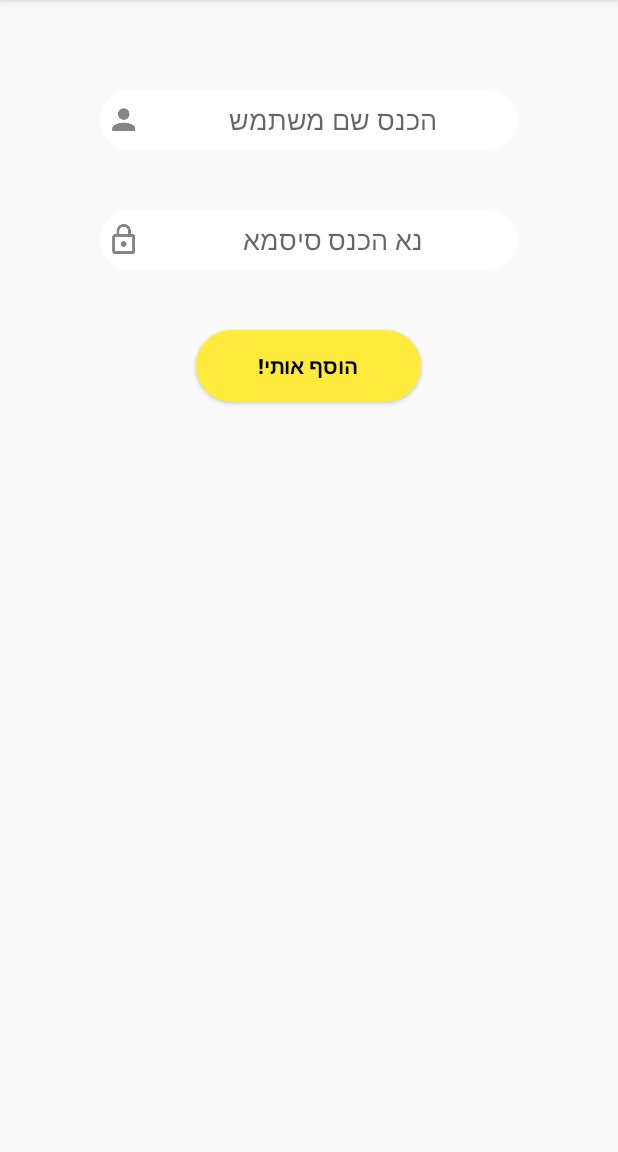
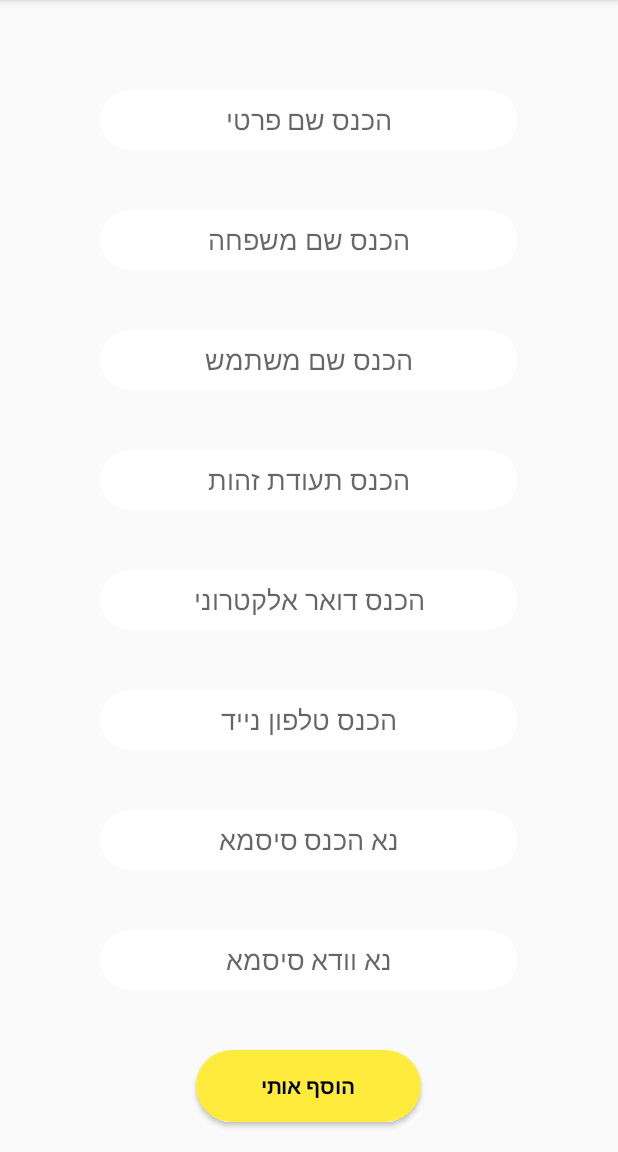
Before and after one commit to shimon8/SecondAndroidApp-master, an Android app: the screen it shows after launch (AddDriver), after a tap on "רוצה להירשם", on a phone screen of 412 x 824 dp, the part 84-1236 px from its top. Run offline under Robolectric (Android 15) with nearby library versions, the phone set to English and light mode, and no system bars.

Commit message:
תחילת עבודה על הפיירבייס, עדיין לא מזין נתונים לשרת וקורס בלחיצה על הכפתור הוספה.

```diff
--- a/app/src/main/java/com/project/secondapp/controller/controller/adapters/AddDriver.java
+++ b/app/src/main/java/com/project/secondapp/controller/controller/adapters/AddDriver.java
@@ -1,17 +1,93 @@
 package com.project.secondapp.controller.controller.adapters;
 
+import android.annotation.SuppressLint;
+import android.content.Context;
+import android.os.AsyncTask;
 import android.support.v7.app.AppCompatActivity;
 import android.os.Bundle;
+import android.view.View;
+import android.widget.Button;
+import android.widget.EditText;
+import android.widget.Toast;
 
 import com.project.secondapp.R;
+import com.project.secondapp.controller.model.backend.Backend;
+import com.project.secondapp.controller.model.backend.BackendFactory;
+import com.project.secondapp.controller.model.entities.Driver;
+
+import java.security.MessageDigest;
+import java.security.NoSuchAlgorithmException;
 
 public class AddDriver extends AppCompatActivity {
+
+    Driver driver = new Driver();
+    EditText Fname;
+    EditText Lname;
+    EditText userName;
+    EditText password;
+    EditText email;
+    EditText passwordCheck;
+    EditText id;
+    EditText phone;
+    Button enterUser;
 
     @Override
     protected void onCreate(Bundle savedInstanceState) {
         super.onCreate(savedInstanceState);
         setContentView(R.layout.activity_add_driver);
+        userName = (EditText) findViewById(R.id.userName);
+        password = (EditText) findViewById(R.id.password);
+        Fname = (EditText) findViewById(R.id.fname);
+        Lname = (EditText) findViewById(R.id.lname);
+        email = (EditText) findViewById(R.id.email);
+        phone = (EditText) findViewById(R.id.phone);
+        id = (EditText) findViewById(R.id.id);
+        passwordCheck = (EditText) findViewById(R.id.passwordcheck);
+        enterUser = (Button) findViewById(R.id.add);
+        enterUser.setOnClickListener(new View.OnClickListener() {
+            @SuppressLint("StaticFieldLeak")
+            @Override
+            public void onClick(View v) {
+                try {
+                    if (phone.getText().toString() != "" && password.getText().toString() != "" && id.getText().toString() != "" && Lname.getText().toString() != "" && Fname.getText().toString() != "" && userName.getText().toString() != "") {
+                        if (!(password.getText().toString().equals(passwordCheck.getText().toString()))) {
+                            passwordCheck.setError("סיסמא אינה תואמת");
+                            return;
+                        }
+                        driver.setEmail(email.getText().toString());
+                        driver.setPhone(phone.getText().toString());
+                        driver.setFirstName(Fname.getText().toString());
+                        driver.setLastName(Lname.getText().toString());
+                        driver.setPassword(enterUser());
+                        driver.setId(id.getText().toString());
+                        driver.setUserName(userName.getText().toString());
+                        Backend backend = BackendFactory.getBackend();
+                        //backend.addDriver(driver, getApplicationContext());
 
+                        new AsyncTask<Context, Void, Void>() {
 
+                            @Override
+                            protected Void doInBackground(Context... contexts) {
+                                backend.addDriver(driver, contexts[0]);
+                                return null;
+                            }
+                        };
+                    } else {
+                        Toast.makeText(getApplicationContext(), "פרטים חסרים, נא למלא את השדות הריקים", Toast.LENGTH_LONG).show();
+                    }
+
+                } catch (NoSuchAlgorithmException e) {
+                    e.printStackTrace();
+                }
+            }
+        });
     }
+
+    public String enterUser() throws NoSuchAlgorithmException {
+        MessageDigest digest = java.security.MessageDigest
+                .getInstance("MD5");
+        digest.update(password.getText().toString().getBytes());
+        return digest.digest().toString();
+    }
+
 }
--- a/app/src/main/java/com/project/secondapp/controller/controller/adapters/MainActivity.java
+++ b/app/src/main/java/com/project/secondapp/controller/controller/adapters/MainActivity.java
@@ -14,8 +14,7 @@ import java.security.NoSuchAlgorithmException;
 
 public class MainActivity extends AppCompatActivity {
     //region init
-    String pass;
-    String name;
+
     EditText userName;
     EditText password;
     Button newDriver;
@@ -29,33 +28,25 @@ public class MainActivity extends AppCompatActivity {
         userName = (EditText) findViewById(R.id.user_name);
         password = (EditText) findViewById(R.id.password);
         enterUser = (Button) findViewById(R.id.signtbtn);
-        newDriver = (Button) findViewById(R.id.ndriver);
-        newDriver.setOnClickListener(new View.OnClickListener() {
+        enterUser.setOnClickListener(new View.OnClickListener() {
             @Override
             public void onClick(View v) {
-
                 Intent addDriver = new Intent(MainActivity.this, AddDriver.class);
-                 String DriverName=enterUser.getText().toString();
-                addDriver.putExtra("DriverName",DriverName);
                 startActivity(addDriver);
             }
         });
-        enterUser.setOnClickListener(new View.OnClickListener() {
+        newDriver = (Button) findViewById(R.id.ndriver);
+        newDriver.setOnClickListener(new View.OnClickListener() {
+
             @Override
             public void onClick(View v) {
-                try {
-                    if (userName.getText().toString() != "") {
-                        name = userName.getText().toString();
-                        pass = enterUser();
-                        //TODO GO TO DB
-                    }
-                } catch (NoSuchAlgorithmException e) {
-                    e.printStackTrace();
-                }
+                Intent addDriver = new Intent(MainActivity.this, AddDriver.class);
+                startActivity(addDriver);
             }
         });
+
+
     }
-
     public String enterUser() throws NoSuchAlgorithmException {
         MessageDigest digest = java.security.MessageDigest
                 .getInstance("MD5");
--- a/app/src/main/res/layout/activity_add_driver.xml
+++ b/app/src/main/res/layout/activity_add_driver.xml
@@ -5,23 +5,93 @@
     android:layout_width="match_parent"
     android:layout_height="match_parent"
     tools:context=".controller.controller.adapters.AddDriver">
+    <ScrollView
+        android:layout_width="match_parent"
+        android:layout_height="match_parent">
     <LinearLayout
         android:layout_width="match_parent"
         android:layout_height="match_parent"
         android:layout_marginTop="40dp"
         android:orientation="vertical">
         <EditText
-            android:id="@+id/user_name"
+            android:id="@+id/fname"
             android:layout_width="match_parent"
             android:layout_height="40dp"
             android:layout_gravity="center"
             android:layout_marginHorizontal="100px"
             android:layout_marginVertical="20dp"
             android:background="@drawable/rounded_edittext"
+
+            android:gravity="center"
+            android:hint="הכנס שם פרטי"
+            android:inputType="text"
+            />
+        <EditText
+            android:id="@+id/lname"
+            android:layout_width="match_parent"
+            android:layout_height="40dp"
+            android:layout_gravity="center"
+            android:layout_marginHorizontal="100px"
+            android:layout_marginVertical="20dp"
+            android:background="@drawable/rounded_edittext"
+
+            android:gravity="center"
+            android:hint="הכנס שם משפחה"
+            android:inputType="text"
+            />
+        <EditText
+            android:id="@+id/userName"
+            android:layout_width="match_parent"
+            android:layout_height="40dp"
+            android:layout_gravity="center"
+            android:layout_marginHorizontal="100px"
+            android:layout_marginVertical="20dp"
             android:gravity="center"
             android:hint="הכנס שם משתמש"
-            android:drawableLeft="@drawable/name"
+            android:background="@drawable/rounded_edittext"
             android:inputType="text"
+            />
+
+        <EditText
+            android:id="@+id/id"
+            android:layout_width="match_parent"
+            android:layout_height="40dp"
+            android:layout_gravity="center"
+            android:layout_marginHorizontal="100px"
+            android:layout_marginVertical="20dp"
+            android:gravity="center"
+            android:hint="הכנס תעודת זהות"
+            android:background="@drawable/rounded_edittext"
+
+            android:inputType="number"
+            android:maxLength="9"
+            />
+        <EditText
+            android:id="@+id/email"
+            android:layout_width="match_parent"
+            android:layout_height="40dp"
+            android:layout_gravity="center"
+            android:layout_marginHorizontal="100px"
+            android:layout_marginVertical="20dp"
+            android:background="@drawable/rounded_edittext"
+
+            android:gravity="center"
+            android:hint="הכנס דואר אלקטרוני"
+            android:inputType="textWebEmailAddress"
+            />
+        <EditText
+            android:id="@+id/phone"
+            android:layout_width="match_parent"
+            android:layout_height="40dp"
+            android:layout_gravity="center"
+            android:layout_marginHorizontal="100px"
+            android:layout_marginVertical="20dp"
+            android:background="@drawable/rounded_edittext"
+
+            android:gravity="center"
+            android:hint="הכנס טלפון נייד"
+            android:inputType="number"
+            android:maxLength="9"
             />
         <EditText
             android:id="@+id/password"
@@ -34,22 +104,34 @@
             android:background="@drawable/rounded_edittext"
             android:gravity="center"
             android:hint="נא הכנס סיסמא"
-            android:drawableLeft="@drawable/block"
             android:inputType="numberPassword"
-            android:maxLength="4"
+            />
+        <EditText
+            android:id="@+id/passwordcheck"
+            android:layout_width="match_parent"
+            android:layout_height="40dp"
+            android:layout_alignParentTop="true"
+            android:layout_gravity="center"
+            android:layout_marginHorizontal="100px"
+            android:layout_marginVertical="20dp"
+            android:background="@drawable/rounded_edittext"
+            android:gravity="center"
+            android:hint="נא וודא סיסמא"
+            android:inputType="numberPassword"
             />
         <Button
-            android:id="@+id/signtbtn"
+            android:id="@+id/add"
             android:layout_width="150dp"
             android:layout_height="wrap_content"
             android:layout_gravity="center"
             android:layout_marginHorizontal="100px"
             android:layout_marginVertical="20dp"
             android:background="@drawable/rounded_button"
-            android:text="הוסף אותי!"
+            android:text="הוסף אותי"
             android:textColor="@color/black"
             android:textStyle="bold"
             />
     </LinearLayout>
+    </ScrollView>
 
 </android.support.constraint.ConstraintLayout>
```
Also changed, not shown: app/src/main/java/com/project/secondapp/controller/model/datasource/Firebase_DBManager.java (+56 -10 lines), app/src/main/java/com/project/secondapp/controller/model/entities/Driver.java (+27 -17 lines).
